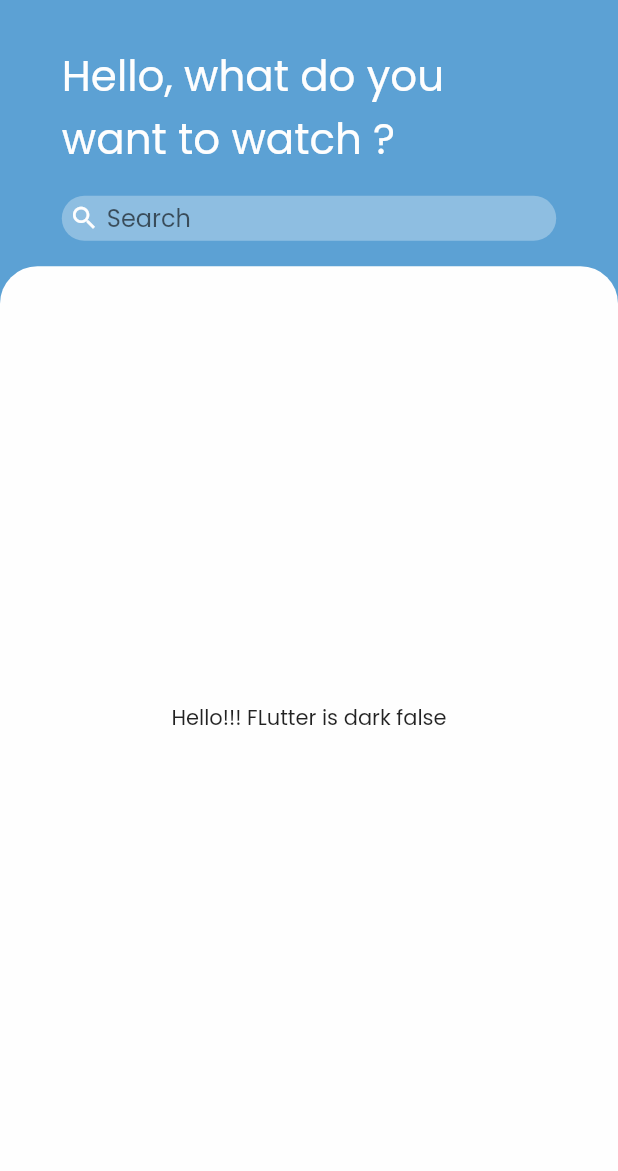
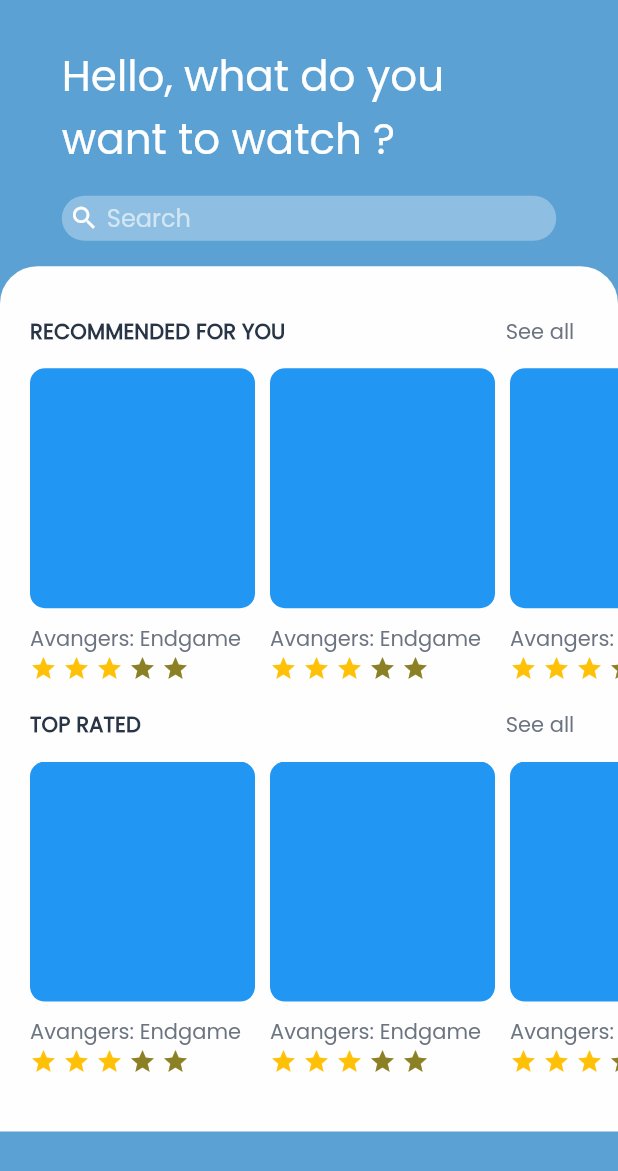
Before and after one commit to esteguri/MoviesAppFlutter, a Flutter app: the screen it shows after launch, on a phone screen of 412 x 824 dp, the part 65-1236 px from its top. Run offline on Flutter 3.47's test engine with Material 2 defaults, Android fonts, the phone set to English and light mode, and no system bars; drawn by our look-alikes of flutter_rating_bar; our stand-ins replace get.

Commit message:
ADD: content of main screen created

```diff
--- a/lib/screens/main/main.screen.dart
+++ b/lib/screens/main/main.screen.dart
@@ -2,6 +2,7 @@
 import 'package:get/get.dart';
 import 'package:movies_app/controllers/theme.controller.dart';
 import 'package:movies_app/screens/main/widgets/main-header.widget.dart';
+import 'package:movies_app/screens/main/widgets/movies-carousel.widget.dart';
 
 class MainScreen extends StatelessWidget {
   MainScreen({super.key});
@@ -29,26 +30,40 @@
           )
         ],
       ),
-      body: Column(
+      body: SingleChildScrollView(
+        child: ConstrainedBox(
+          constraints: BoxConstraints(maxHeight: Get.height - Get.height * 0.1),
+          child: Column(
             children: [
               const MainHeader(),
               Expanded(
                 child: Container(
+                  height: double.maxFinite,
+                  padding: const EdgeInsets.only(
+                    top: 20,
+                    left: 20,
+                  ),
                   decoration: BoxDecoration(
-                color: Get.theme.backgroundColor,
+                    color: Theme.of(context).backgroundColor,
                     borderRadius: const BorderRadius.only(
                       topLeft: Radius.circular(25),
                       topRight: Radius.circular(25),
                     ),
                   ),
                   child: Center(
-                child: Text(
-                    "Hello!!! FLutter is dark ${_themeController.isDarkMode.value}"),
+                    child: Column(
+                      children: const [
+                        MoviesCarousel(title: "RECOMMENDED FOR YOU"),
+                        MoviesCarousel(title: "TOP RATED"),
+                      ],
+                    ),
                   ),
                 ),
               ),
             ],
           ),
+        ),
+      ),
     );
   }
 }
--- /dev/null
+++ b/lib/screens/main/widgets/card-movie.widget.dart
@@ -0,0 +1,48 @@
+import 'package:flutter/material.dart';
+import 'package:flutter_rating_bar/flutter_rating_bar.dart';
+import 'package:movies_app/theme/colors.theme.dart';
+
+class CardMovie extends StatelessWidget {
+  const CardMovie({super.key});
+
+  @override
+  Widget build(BuildContext context) {
+    return Padding(
+      padding: const EdgeInsets.only(right: 10, bottom: 10),
+      child: Column(
+        crossAxisAlignment: CrossAxisAlignment.start,
+        children: [
+          Container(
+            height: 160,
+            width: 150,
+            decoration: BoxDecoration(
+              color: Colors.blue,
+              borderRadius: BorderRadius.circular(10),
+            ),
+          ),
+          const SizedBox(height: 10),
+          Text(
+            "Avangers: Endgame",
+            style: Theme.of(context).textTheme.bodyText1,
+          ),
+          RatingBar.builder(
+            initialRating: 3,
+            minRating: 1,
+            direction: Axis.horizontal,
+            allowHalfRating: true,
+            itemCount: 5,
+            itemSize: 18,
+            itemPadding: const EdgeInsets.only(right: 4),
+            unratedColor: ColorsApp.yellow,
+            itemBuilder: (context, _) => const Icon(
+              Icons.star,
+              color: Colors.amber,
+            ),
+            onRatingUpdate: (_) {},
+            ignoreGestures: true,
+          ),
+        ],
+      ),
+    );
+  }
+}
--- a/lib/screens/main/widgets/main-header.widget.dart
+++ b/lib/screens/main/widgets/main-header.widget.dart
@@ -19,32 +19,14 @@
           children: [
             Text(
               "Hello, what do you want to watch ?",
-              style: Get.theme.textTheme.headline5!.copyWith(
-                fontSize: 28,
-                color: Get.isDarkMode ? ColorsApp.secondary : ColorsApp.white,
-              ),
+              style: Theme.of(context).textTheme.headline5,
             ),
             TextField(
               cursorColor:
                   Get.isDarkMode ? ColorsApp.secondary : ColorsApp.white,
-              style: TextStyle(
-                color: Get.isDarkMode ? ColorsApp.secondary : ColorsApp.white,
-              ),
               decoration: InputDecoration(
                 isDense: true,
-                contentPadding:
-                    const EdgeInsets.symmetric(vertical: 0, horizontal: 20),
                 hintText: "Search",
-                fillColor: ColorsApp.blueLight,
-                focusColor: ColorsApp.blueLight,
-                border: OutlineInputBorder(
-                  borderRadius: BorderRadius.circular(50),
-                  borderSide: BorderSide.none,
-                ),
-                focusedBorder: OutlineInputBorder(
-                  borderRadius: BorderRadius.circular(50),
-                  borderSide: BorderSide.none,
-                ),
                 filled: true,
                 prefixIcon: Icon(
                   Icons.search,
--- /dev/null
+++ b/lib/screens/main/widgets/movies-carousel.widget.dart
@@ -0,0 +1,43 @@
+import 'package:flutter/material.dart';
+import 'package:get/get.dart';
+import 'package:movies_app/screens/main/widgets/card-movie.widget.dart';
+
+class MoviesCarousel extends StatelessWidget {
+  final String title;
+
+  const MoviesCarousel({super.key, required this.title});
+
+  @override
+  Widget build(BuildContext context) {
+    return Column(
+      children: [
+        Padding(
+          padding: const EdgeInsets.only(right: 20),
+          child: Row(
+            mainAxisAlignment: MainAxisAlignment.spaceBetween,
+            children: [
+              Text(title, style: Theme.of(context).textTheme.subtitle2),
+              TextButton(
+                child: Text(
+                  "See all",
+                  style: Theme.of(context).textTheme.bodyText1,
+                ),
+                onPressed: () {},
+              )
+            ],
+          ),
+        ),
+        SizedBox(
+          height: Get.height * 0.26,
+          child: ListView.builder(
+            scrollDirection: Axis.horizontal,
+            itemCount: 5,
+            itemBuilder: (context, index) {
+              return const CardMovie();
+            },
+          ),
+        ),
+      ],
+    );
+  }
+}
--- a/lib/theme/custom.theme.dart
+++ b/lib/theme/custom.theme.dart
@@ -6,11 +6,44 @@
         primaryColor: ColorsApp.gray,
         fontFamily: "Poppins",
         backgroundColor: ColorsApp.white,
+        canvasColor: ColorsApp.primary,
         appBarTheme: AppBarTheme(
           backgroundColor: ColorsApp.primary,
           elevation: 0,
         ),
-        canvasColor: ColorsApp.primary,
+        textTheme: TextTheme(
+          subtitle1: TextStyle(
+            color: ColorsApp.white,
+          ),
+          headline5: TextStyle(
+            color: ColorsApp.white,
+            fontSize: 28,
+          ),
+          bodyText1: TextStyle(
+            color: ColorsApp.gray,
+          ),
+          subtitle2: TextStyle(
+            color: ColorsApp.secondary,
+            fontWeight: FontWeight.bold,
+          ),
+        ),
+        inputDecorationTheme: InputDecorationTheme(
+          border: OutlineInputBorder(
+            borderRadius: BorderRadius.circular(50),
+            borderSide: BorderSide.none,
+          ),
+          focusedBorder: OutlineInputBorder(
+            borderRadius: BorderRadius.circular(50),
+            borderSide: BorderSide.none,
+          ),
+          fillColor: ColorsApp.blueLight,
+          focusColor: ColorsApp.blueLight,
+          contentPadding:
+              const EdgeInsets.symmetric(vertical: 0, horizontal: 20),
+          hintStyle: const TextStyle(
+            color: Colors.white60,
+          ),
+        ),
       );
 
   static get dark => ThemeData(
@@ -18,6 +51,7 @@
         backgroundColor: ColorsApp.secondary,
         fontFamily: "Poppins",
         brightness: Brightness.dark,
+        canvasColor: ColorsApp.primary,
         appBarTheme: AppBarTheme(
           backgroundColor: ColorsApp.primary,
           foregroundColor: ColorsApp.white,
@@ -26,6 +60,38 @@
             color: ColorsApp.secondary,
           ),
         ),
-        canvasColor: ColorsApp.primary,
+        textTheme: TextTheme(
+          subtitle1: TextStyle(
+            color: ColorsApp.secondary,
+          ),
+          headline5: TextStyle(
+            color: ColorsApp.secondary,
+            fontSize: 28,
+          ),
+          subtitle2: TextStyle(
+            color: ColorsApp.white,
+            fontWeight: FontWeight.bold,
+          ),
+          bodyText1: const TextStyle(
+            color: Colors.white70,
+          ),
+        ),
+        inputDecorationTheme: InputDecorationTheme(
+          border: OutlineInputBorder(
+            borderRadius: BorderRadius.circular(50),
+            borderSide: BorderSide.none,
+          ),
+          focusedBorder: OutlineInputBorder(
+            borderRadius: BorderRadius.circular(50),
+            borderSide: BorderSide.none,
+          ),
+          fillColor: ColorsApp.blueLight,
+          focusColor: ColorsApp.blueLight,
+          contentPadding:
+              const EdgeInsets.symmetric(vertical: 0, horizontal: 20),
+          hintStyle: TextStyle(
+            color: ColorsApp.gray,
+          ),
+        ),
       );
 }
--- a/pubspec.yaml
+++ b/pubspec.yaml
@@ -13,6 +13,7 @@
 
   cupertino_icons: ^1.0.2
   get: ^4.6.5
+  flutter_rating_bar: ^4.0.1
 
 dev_dependencies:
   flutter_test:
```
Also changed, not shown: pubspec.lock. Lines whose indentation alone changed are shown as unchanged.
